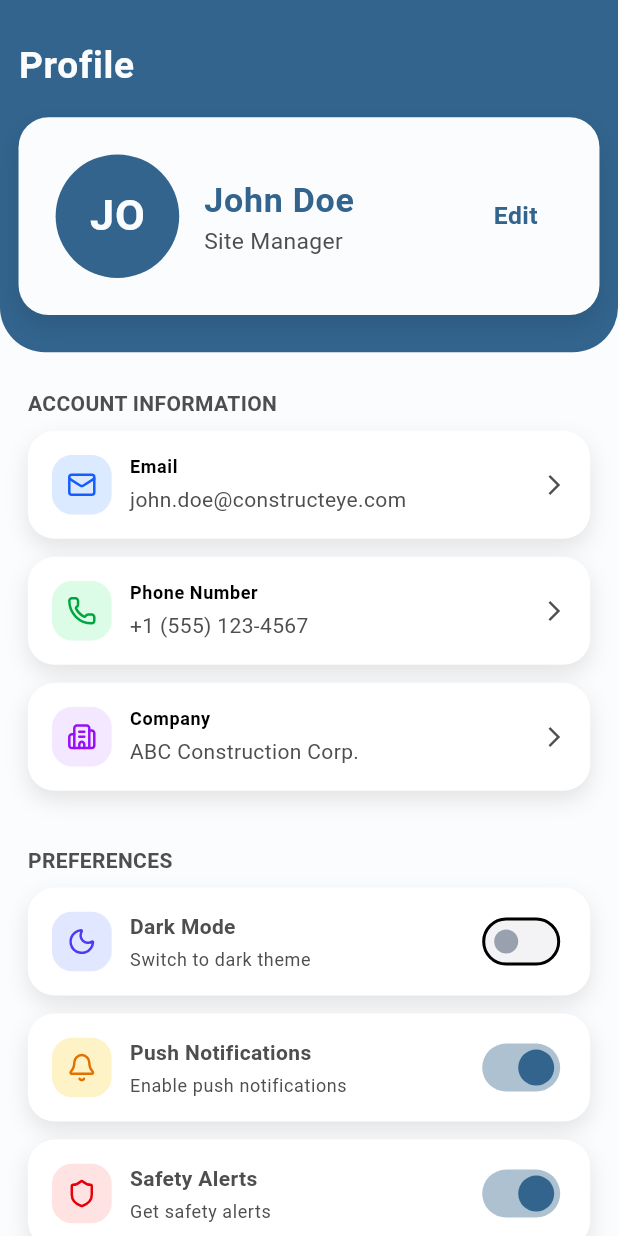
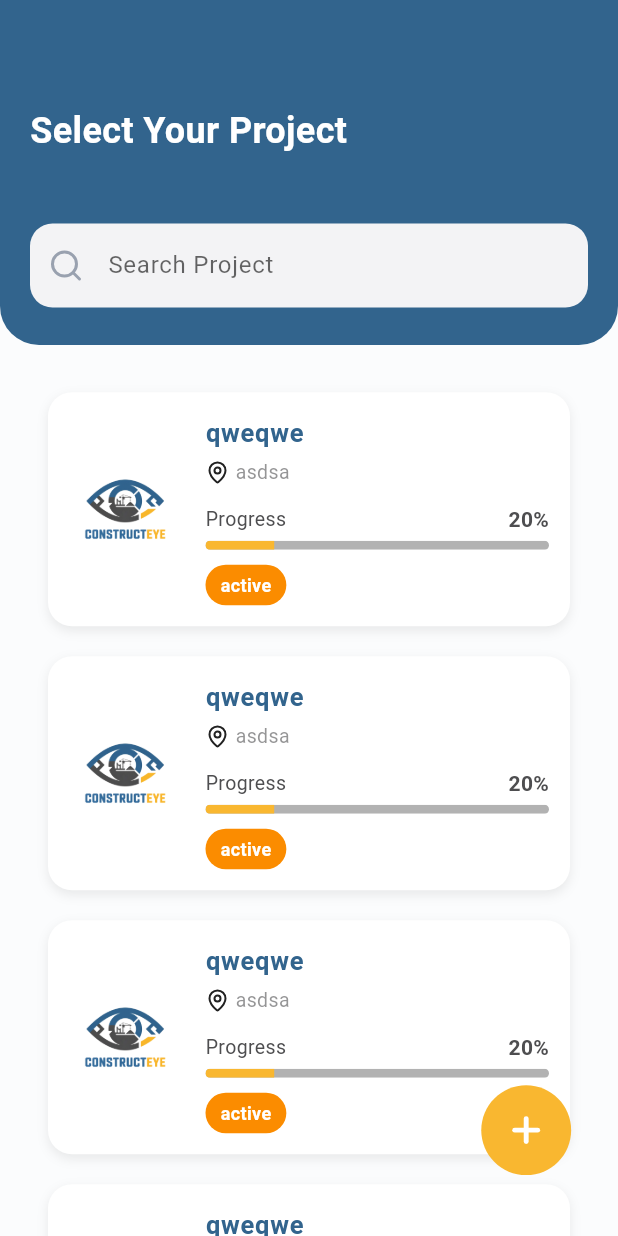
Before and after one commit to midoyasser16204/constructEYE, a Flutter app: the screen it shows after launch, on a phone screen of 412 x 824 dp. Run offline on Flutter 3.47's test engine with Material 3 defaults, Android fonts, the phone set to English and light mode, and no system bars; our stand-ins replace cloud_firestore, firebase_auth, firebase_core, flutter_svg, image_picker, loading_animation_widget and 2 more; accounts and stored records are empty; project files that could hold a hidden picture were left out.

Commit message:
create a projects screen and it's components

```diff
--- a/lib/core/constants/AppConstants.dart
+++ b/lib/core/constants/AppConstants.dart
@@ -20,6 +20,7 @@ class AppConstants {
   static const String timeIcon = 'assets/icons/time_ico.svg';
   static const String whiteArrowBackIcon = 'assets/icons/white_arrow_back_ico.svg';
   static const String loginSignupBackgroundIcon = 'assets/icons/login_signup_background.svg';
+  static const String searchIcon = 'assets/icons/search_ico.svg';
 
   // -----------------------------
   // 📦 Light Container Icons
@@ -73,6 +74,7 @@ class AppConstants {
   static const String signupScreenRoute = '/signup';
   static const String editProfileScreenRoute = '/editProfile';
   static const String profileScreenRoute = '/profile';
+  static const String projectsScreenRoute = '/projects';
 
   // -----------------------------
   // Strings
--- a/lib/main.dart
+++ b/lib/main.dart
@@ -1,5 +1,6 @@
 import 'package:constructEYE/core/constants/AppConstants.dart';
 import 'package:constructEYE/ui/screens/profile_screen/ProfileScreen.dart';
+import 'package:constructEYE/ui/screens/projects_screen/ProjectsScreen.dart';
 import 'package:firebase_core/firebase_core.dart';
 import 'package:flutter/material.dart';
 import 'package:provider/provider.dart';
@@ -52,9 +53,10 @@ class MyApp extends StatelessWidget {
       theme: AppThemes.lightTheme,
       darkTheme: AppThemes.darkTheme,
       themeMode: themeProvider.isDark ? ThemeMode.dark : ThemeMode.light,
-      initialRoute: AppConstants.profileScreenRoute,
+      initialRoute: AppConstants.projectsScreenRoute,
       routes: {
         AppConstants.profileScreenRoute: (context) => const ProfileScreen(),
+        AppConstants.projectsScreenRoute: (context) => const ProjectsScreen(),
       },
     );
   }
--- /dev/null
+++ b/lib/ui/components/project_card.dart
@@ -0,0 +1,169 @@
+import 'package:constructEYE/core/constants/AppConstants.dart';
+import 'package:flutter/material.dart';
+import 'package:flutter_svg/svg.dart';
+
+class ProjectCard extends StatelessWidget {
+  final String title;
+  final String location;
+  final int progress;
+  final String status;
+  final String imagePath;
+
+  const ProjectCard({
+    super.key,
+    required this.title,
+    required this.location,
+    required this.progress,
+    required this.status,
+    required this.imagePath,
+  });
+
+  // Dynamic status colors based on theme brightness
+  Color getStatusColor(BuildContext context) {
+    final isDark = Theme.of(context).brightness == Brightness.dark;
+
+    switch (status.toLowerCase()) {
+      case "on track":
+        return isDark ? Colors.green.shade400 : Colors.green.shade600;
+      case "active":
+        return isDark ? Colors.orange.shade400 : Colors.orange.shade600;
+      case "final phase":
+        return isDark ? Colors.blue.shade400 : Colors.blue.shade600;
+      case "in progress":
+        return isDark ? Colors.amber.shade400 : Colors.amber.shade700;
+      default:
+        return isDark ? Colors.grey.shade400 : Colors.grey.shade600;
+    }
+  }
+
+  @override
+  Widget build(BuildContext context) {
+    final theme = Theme.of(context);
+
+    return Container(
+      margin: const EdgeInsets.symmetric(vertical: 10, horizontal: 16),
+      padding: const EdgeInsets.all(14),
+      decoration: BoxDecoration(
+        color: theme.cardColor,
+        borderRadius: BorderRadius.circular(16),
+        boxShadow: [
+          BoxShadow(
+            color: Colors.black.withOpacity(0.08),
+            blurRadius: 6,
+            offset: const Offset(0, 3),
+          )
+        ],
+      ),
+      child: Row(
+        children: [
+          // ----------- Image ---------------
+          ClipRRect(
+            borderRadius: BorderRadius.circular(12),
+            child: Image.asset(
+              imagePath,
+              height: 75,
+              width: 75,
+              fit: BoxFit.cover,
+            ),
+          ),
+
+          const SizedBox(width: 16),
+
+          // ----------- Project Info ---------------
+          Expanded(
+            child: Column(
+              crossAxisAlignment: CrossAxisAlignment.start,
+              children: [
+                /// Title
+                Text(
+                  title,
+                  style: theme.textTheme.bodyLarge?.copyWith(
+                    fontSize: 17,
+                    fontWeight: FontWeight.bold,
+                  ),
+                ),
+
+                const SizedBox(height: 4),
+
+                /// Location
+                Row(
+                  children: [
+                    SvgPicture.asset(
+                      AppConstants.locationIcon,
+                      height: 16,
+                      width: 16,
+                      color: theme.iconTheme.color,
+                    ),
+                    const SizedBox(width: 4),
+                    Text(
+                      location,
+                      style: theme.textTheme.bodyMedium?.copyWith(
+                        fontSize: 13,
+                        color: theme.textTheme.bodyMedium?.color?.withOpacity(0.6),
+                      ),
+                    ),
+                  ],
+                ),
+
+                const SizedBox(height: 12),
+
+                /// Progress & Bar
+                Row(
+                  children: [
+                    Text(
+                      "Progress",
+                      style: theme.textTheme.bodyMedium?.copyWith(
+                        fontSize: 13,
+                      ),
+                    ),
+                    const Spacer(),
+                    Text(
+                      "$progress%",
+                      style: theme.textTheme.bodyMedium?.copyWith(
+                        fontWeight: FontWeight.bold,
+                      ),
+                    ),
+                  ],
+                ),
+
+                const SizedBox(height: 4),
+
+                /// Progress Bar
+                ClipRRect(
+                  borderRadius: BorderRadius.circular(10),
+                  child: LinearProgressIndicator(
+                    value: progress / 100,
+                    minHeight: 6,
+                    backgroundColor: theme.dividerColor.withOpacity(0.3),
+                    valueColor: AlwaysStoppedAnimation<Color>(
+                      theme.colorScheme.secondary,
+                    ),
+                  ),
+                ),
+
+                const SizedBox(height: 10),
+
+                /// Status Chip
+                Container(
+                  padding: const EdgeInsets.symmetric(horizontal: 10, vertical: 5),
+                  decoration: BoxDecoration(
+                    color: getStatusColor(context),
+                    borderRadius: BorderRadius.circular(20),
+                  ),
+                  child: Text(
+                    status,
+                    style: theme.textTheme.bodyMedium?.copyWith(
+                      fontSize: 12,
+                      color: Colors.white,
+                      fontWeight: FontWeight.w600,
+                    ),
+                  ),
+                )
+              ],
+            ),
+          )
+        ],
+      ),
+    );
+  }
+}
--- /dev/null
+++ b/lib/ui/projects_bloc/projects_contract.dart
@@ -0,0 +1 @@
+// TODO Implement this library.
--- a/lib/ui/screens/projects_screen/ProjectsScreen.dart
+++ b/lib/ui/screens/projects_screen/ProjectsScreen.dart
@@ -0,0 +1,146 @@
+import 'package:constructEYE/core/constants/AppConstants.dart';
+import 'package:constructEYE/ui/components/TextInputField.dart';
+import 'package:flutter/material.dart';
+import 'package:flutter_svg/flutter_svg.dart';
+import 'projects_bloc/projectsbloc.dart';
+import 'projects_bloc/projectscontract.dart';
+import 'package:constructEYE/ui/components/project_card.dart';
+
+class ProjectsScreen extends StatefulWidget {
+  const ProjectsScreen({super.key});
+
+  @override
+  State<ProjectsScreen> createState() => _ProjectsScreenState();
+}
+
+class _ProjectsScreenState extends State<ProjectsScreen> {
+  final ProjectsBloc _bloc = ProjectsBloc();
+  final TextEditingController _searchController = TextEditingController();
+
+  @override
+  void initState() {
+    super.initState();
+    _bloc.eventSink.add(LoadProjects());
+  }
+
+  @override
+  void dispose() {
+    _bloc.dispose();
+    _searchController.dispose();
+    super.dispose();
+  }
+
+  @override
+  Widget build(BuildContext context) {
+    final theme = Theme.of(context);
+    final screenHeight = MediaQuery.of(context).size.height;
+
+    return Scaffold(
+      backgroundColor: theme.scaffoldBackgroundColor,
+      body: Stack(
+        children: [
+          StreamBuilder<ProjectsState>(
+            stream: _bloc.state,
+            initialData: ProjectsState(),
+            builder: (context, snapshot) {
+              final state = snapshot.data!;
+
+              return Column(
+                crossAxisAlignment: CrossAxisAlignment.start,
+                children: [
+                  // Top Header
+                  Container(
+                    width: double.infinity,
+                    padding: const EdgeInsets.only(
+                      top: 70,
+                      left: 20,
+                      right: 20,
+                      bottom: 25,
+                    ),
+                    decoration: BoxDecoration(
+                      color: theme.primaryColor,
+                      borderRadius: const BorderRadius.only(
+                        bottomLeft: Radius.circular(26),
+                        bottomRight: Radius.circular(26),
+                      ),
+                    ),
+                    child: Column(
+                      crossAxisAlignment: CrossAxisAlignment.start,
+                      children: [
+                        Text(
+                          "Select Your Project",
+                          style: TextStyle(
+                            fontSize: 24,
+                            fontWeight: FontWeight.bold,
+                            color: Colors.white,
+                          ),
+                        ),
+                        const SizedBox(height: 20),
+
+                        // Search Box
+                        TextInputField(
+                          title: "",
+                          hintText: "Search Project",
+                          controller: _searchController,
+                          svgPrefixIcon: AppConstants.searchIcon,
+                          onChanged: (value) {
+                            _bloc.eventSink.add(SearchQueryChanged(value));
+                          },
+                        ),
+                      ],
+                    ),
+                  ),
+
+                  SizedBox(height: screenHeight * 0.02),
+
+                  // Projects List
+                  Expanded(
+                    child: state.isLoading
+                        ? Center(
+                            child: CircularProgressIndicator(
+                              color: theme.primaryColor,
+                            ),
+                          )
+                        : ListView.builder(
+                            padding: const EdgeInsets.symmetric(
+                              horizontal: 16,
+                              vertical: 5,
+                            ),
+                            itemCount: state.filteredProjects.length,
+                            itemBuilder: (context, index) {
+                              final project = state.filteredProjects[index];
+                              return ProjectCard(
+                                imagePath: AppConstants.logoImage,
+                                location: "asdsa",
+                                progress: 20,
+                                status: "active",
+                                title: "qweqwe",
+                              );
+                            },
+                          ),
+                  ),
+                ],
+              );
+            },
+          ),
+
+          // Custom Floating Button
+          Positioned(
+            bottom: 20,
+            right: 20,
+            child: GestureDetector(
+              onTap: () {
+                // أضف هنا الأكشن اللي عايزه
+              },
+              child:  SvgPicture.asset(
+                  AppConstants.addProjectIcon,
+                  width: screenHeight * 0.1, // حجم الأيقونة
+                  height: screenHeight * 0.1,
+                ),
+              ),
+            ),
+        ],
+      ),
+    );
+  }
+}
--- a/lib/ui/screens/projects_screen/projects_bloc/ProjectsBloc.dart
+++ b/lib/ui/screens/projects_screen/projects_bloc/ProjectsBloc.dart
@@ -0,0 +1,87 @@
+// lib/ui/screens/projects_screen/projects_bloc/projects_bloc.dart
+
+import 'dart:async';
+import 'projectscontract.dart';
+
+class ProjectsBloc {
+  final _stateController = StreamController<ProjectsState>.broadcast();
+  Stream<ProjectsState> get state => _stateController.stream;
+
+  ProjectsState _currentState = ProjectsState();
+
+  final _eventController = StreamController<ProjectsEvent>();
+  Sink<ProjectsEvent> get eventSink => _eventController.sink;
+
+  ProjectsBloc() {
+    _eventController.stream.listen(_mapEventToState);
+  }
+
+  void _mapEventToState(ProjectsEvent event) async {
+    if (event is LoadProjects) {
+      _currentState = _currentState.copyWith(isLoading: true);
+      _stateController.add(_currentState);
+
+      await Future.delayed(const Duration(milliseconds: 500));
+
+      final fakeData = [
+        ProjectModel(
+          title: "Downtown Plaza",
+          location: "Manhattan, NY",
+          progress: 75,
+          status: "On Track",
+          imagePath: "assets/images/p1.png",
+        ),
+        ProjectModel(
+          title: "Riverside Towers",
+          location: "Brooklyn, NY",
+          progress: 45,
+          status: "Active",
+          imagePath: "assets/images/p2.png",
+        ),
+        ProjectModel(
+          title: "Tech Campus",
+          location: "San Jose, CA",
+          progress: 92,
+          status: "Final Phase",
+          imagePath: "assets/images/p3.png",
+        ),
+        ProjectModel(
+          title: "Harbor Bridge",
+          location: "Seattle, WA",
+          progress: 30,
+          status: "In Progress",
+          imagePath: "assets/images/p4.png",
+        ),
+      ];
+
+      _currentState = _currentState.copyWith(
+        allProjects: fakeData,
+        filteredProjects: fakeData,
+        isLoading: false,
+      );
+
+      _stateController.add(_currentState);
+    }
+
+    else if (event is SearchQueryChanged) {
+      final query = event.query.toLowerCase();
+
+      final filtered = _currentState.allProjects.where((project) {
+        return project.title.toLowerCase().contains(query) ||
+               project.location.toLowerCase().contains(query);
+      }).toList();
+
+      _currentState = _currentState.copyWith(
+        searchQuery: event.query,
+        filteredProjects: filtered,
+      );
+
+      _stateController.add(_currentState);
+    }
+  }
+
+  void dispose() {
+    _stateController.close();
+    _eventController.close();
+  }
+}
--- a/lib/ui/screens/projects_screen/projects_bloc/ProjectsContract.dart
+++ b/lib/ui/screens/projects_screen/projects_bloc/ProjectsContract.dart
@@ -0,0 +1,69 @@
+// lib/ui/screens/projects_screen/projects_bloc/projects_contract.dart
+
+import 'package:flutter/material.dart';
+
+/// -----------------------------
+/// 🔹 Events (User Actions)
+/// -----------------------------
+abstract class ProjectsEvent {}
+
+class LoadProjects extends ProjectsEvent {}
+
+class SearchQueryChanged extends ProjectsEvent {
+  final String query;
+  SearchQueryChanged(this.query);
+}
+
+/// -----------------------------
+/// 🔹 Project Model (Fake Model)
+/// -----------------------------
+class ProjectModel {
+  final String title;
+  final String location;
+  final int progress;
+  final String status;
+  final String imagePath;
+
+  ProjectModel({
+    required this.title,
+    required this.location,
+    required this.progress,
+    required this.status,
+    required this.imagePath,
+  });
+}
+
+/// -----------------------------
+/// 🔹 State (UI State)
+/// -----------------------------
+class ProjectsState {
+  final List<ProjectModel> allProjects;
+  final List<ProjectModel> filteredProjects;
+  final String searchQuery;
+  final bool isLoading;
+  final String? generalError;
+
+  ProjectsState({
+    this.allProjects = const [],
+    this.filteredProjects = const [],
+    this.searchQuery = '',
+    this.isLoading = false,
+    this.generalError,
+  });
+
+  ProjectsState copyWith({
+    List<ProjectModel>? allProjects,
+    List<ProjectModel>? filteredProjects,
+    String? searchQuery,
+    bool? isLoading,
+    String? generalError,
+  }) {
+    return ProjectsState(
+      allProjects: allProjects ?? this.allProjects,
+      filteredProjects: filteredProjects ?? this.filteredProjects,
+      searchQuery: searchQuery ?? this.searchQuery,
+      isLoading: isLoading ?? this.isLoading,
+      generalError: generalError,
+    );
+  }
+}
```
Also changed, not shown: lib/ui/components/project_header.dart (added, +91 -0 lines), assets/icons/search_ico.svg (added).
